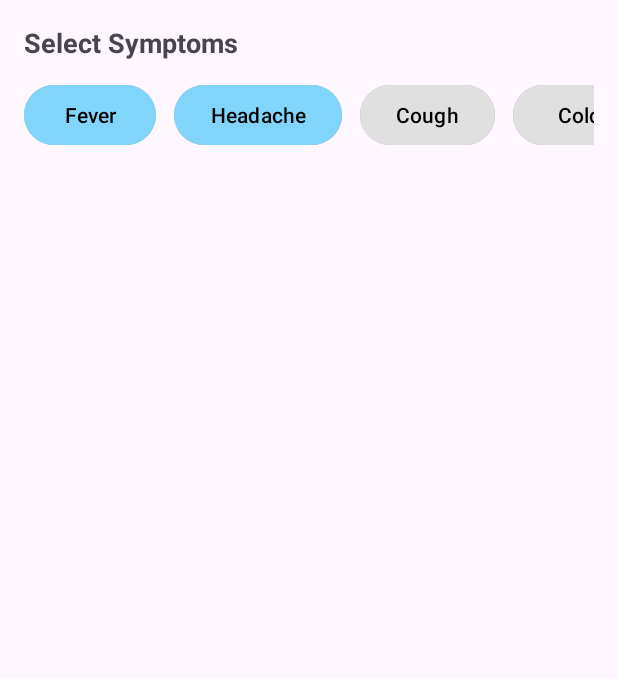
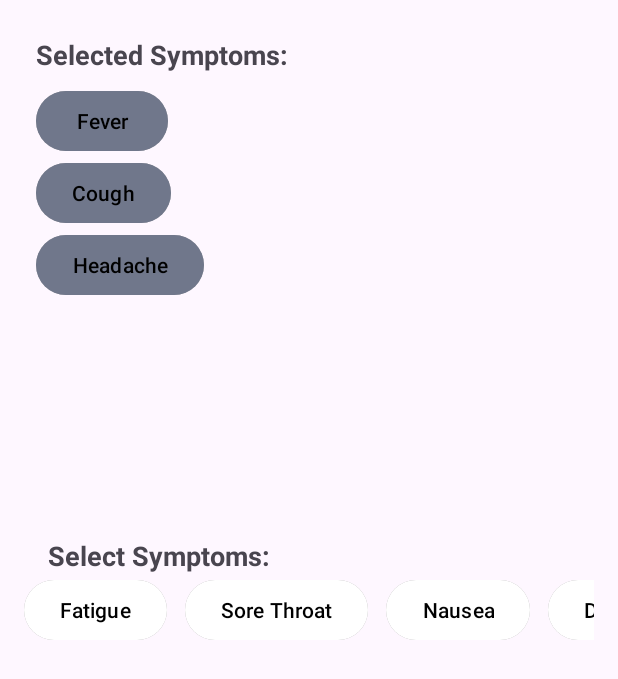
Before and after one commit to SM-Shaan/HealthPort, an Android app: the DiagnosisFragment screen opened through its navigation route, after a tap on "Headache", on a phone screen of 412 x 824 dp. Shown: the top 679 px of the screen. Run offline under Robolectric (Android 15) with nearby library versions, the phone set to English and light mode, and no system bars; 2 other taps on this screen came first.

Commit message:
added two recycler views to add and remove symptoms

```diff
--- a/app/src/main/java/com/shawonshagor0/healthport/DiagnosisFragment.kt
+++ b/app/src/main/java/com/shawonshagor0/healthport/DiagnosisFragment.kt
@@ -4,9 +4,10 @@ import android.os.Bundle
 import android.view.LayoutInflater
 import android.view.View
 import android.view.ViewGroup
-import android.widget.Toast
 import androidx.fragment.app.Fragment
 import androidx.recyclerview.widget.LinearLayoutManager
+import com.shawonshagor0.healthport.adapter.SymptomAdapter
+import com.shawonshagor0.healthport.data.SymptomData
 import com.shawonshagor0.healthport.databinding.FragmentDiagnosisBinding
 import com.shawonshagor0.healthport.model.Symptom
 
@@ -15,38 +16,52 @@ class DiagnosisFragment : Fragment() {
     private var _binding: FragmentDiagnosisBinding? = null
     private val binding get() = _binding!!
 
-    private lateinit var adapter: SymptomAdapter
-    private val symptoms = mutableListOf(
-        Symptom("Fever"),
-        Symptom("Headache"),
-        Symptom("Cough"),
-        Symptom("Cold"),
-        Symptom("Fatigue"),
-        Symptom("Sore Throat"),
-        Symptom("Nausea"),
-        Symptom("Body Ache"),
-        Symptom("Dizziness"),
-        Symptom("Vomiting")
-    )
+    private lateinit var availableAdapter: SymptomAdapter
+    private lateinit var selectedAdapter: SymptomAdapter
+
+    private var allSymptoms = SymptomData.initialSymptoms.toMutableList()
+    private var selectedSymptoms = mutableListOf<Symptom>()
 
     override fun onCreateView(
-        inflater: LayoutInflater, container: ViewGroup?, savedInstanceState: Bundle?
+        inflater: LayoutInflater, container: ViewGroup?,
+        savedInstanceState: Bundle?
     ): View {
         _binding = FragmentDiagnosisBinding.inflate(inflater, container, false)
 
-        setupRecyclerView()
+        // Setup Adapters
+        availableAdapter = SymptomAdapter(getEnabledSymptoms()) { onSymptomClick(it) }
+        selectedAdapter = SymptomAdapter(selectedSymptoms) { onSelectedSymptomClick(it) }
+
+        binding.rvSelectSymptoms.layoutManager =
+            LinearLayoutManager(requireContext(), LinearLayoutManager.HORIZONTAL, false)
+        binding.rvSelectSymptoms.adapter = availableAdapter
+
+        binding.rvSelectedSymptoms.layoutManager =
+            LinearLayoutManager(requireContext(), LinearLayoutManager.VERTICAL, false)
+        binding.rvSelectedSymptoms.adapter = selectedAdapter
+
         return binding.root
     }
 
-    private fun setupRecyclerView() {
-        adapter = SymptomAdapter(symptoms) { symptom ->
-            Toast.makeText(requireContext(), "${symptom.name} ${if (symptom.isSelected) "selected" else "deselected"}", Toast.LENGTH_SHORT).show()
-        }
+    private fun onSymptomClick(symptom: Symptom) {
+        symptom.isSelected = true
+        selectedSymptoms.add(symptom)
+        updateLists()
+    }
 
-        binding.symptomRecyclerView.apply {
-            layoutManager = LinearLayoutManager(requireContext(), LinearLayoutManager.HORIZONTAL, false)
-            adapter = this@DiagnosisFragment.adapter
-        }
+    private fun onSelectedSymptomClick(symptom: Symptom) {
+        symptom.isSelected = false
+        selectedSymptoms.remove(symptom)
+        updateLists()
+    }
+
+    private fun updateLists() {
+        availableAdapter.updateSymptoms(getEnabledSymptoms())
+        selectedAdapter.updateSymptoms(selectedSymptoms)
+    }
+
+    private fun getEnabledSymptoms(): List<Symptom> {
+        return allSymptoms.filter { it.isEnabled && !it.isSelected }
     }
 
     override fun onDestroyView() {
--- a/app/src/main/java/com/shawonshagor0/healthport/SymptomAdapter.kt
+++ /dev/null
@@ -1,76 +0,0 @@
-//package com.shawonshagor0.healthport
-//
-//import android.view.LayoutInflater
-//import android.view.ViewGroup
-//import android.widget.Toast
-//import androidx.recyclerview.widget.RecyclerView
-//import com.shawonshagor0.healthport.databinding.ItemSymptomBinding
-//
-//class SymptomAdapter(
-//    private val symptoms: List<String>
-//) : RecyclerView.Adapter<SymptomAdapter.SymptomViewHolder>() {
-//
-//    inner class SymptomViewHolder(val binding: ItemSymptomBinding) :
-//        RecyclerView.ViewHolder(binding.root)
-//
-//    override fun onCreateViewHolder(parent: ViewGroup, viewType: Int): SymptomViewHolder {
-//        val binding = ItemSymptomBinding.inflate(LayoutInflater.from(parent.context), parent, false)
-//        return SymptomViewHolder(binding)
-//    }
-//
-//    override fun onBindViewHolder(holder: SymptomViewHolder, position: Int) {
-//        val symptom = symptoms[position]
-//        holder.binding.symptomButton.text = symptom
-//
-//        holder.binding.symptomButton.setOnClickListener {
-//            Toast.makeText(holder.itemView.context, "Clicked: $symptom", Toast.LENGTH_SHORT).show()
-//        }
-//    }
-//
-//    override fun getItemCount() = symptoms.size
-//}
-//
-//
-
-package com.shawonshagor0.healthport
-
-import android.graphics.Color
-import android.view.LayoutInflater
-import android.view.ViewGroup
-import androidx.recyclerview.widget.RecyclerView
-import com.shawonshagor0.healthport.databinding.ItemSymptomBinding
-import com.shawonshagor0.healthport.model.Symptom
-
-class SymptomAdapter(
-    private val symptoms: MutableList<Symptom>,
-    private val onSymptomClick: (Symptom) -> Unit
-) : RecyclerView.Adapter<SymptomAdapter.SymptomViewHolder>() {
-
-    inner class SymptomViewHolder(val binding: ItemSymptomBinding) :
-        RecyclerView.ViewHolder(binding.root)
-
-    override fun onCreateViewHolder(parent: ViewGroup, viewType: Int): SymptomViewHolder {
-        val binding = ItemSymptomBinding.inflate(LayoutInflater.from(parent.context), parent, false)
-        return SymptomViewHolder(binding)
-    }
-
-    override fun onBindViewHolder(holder: SymptomViewHolder, position: Int) {
-        val symptom = symptoms[position]
-        holder.binding.symptomButton.text = symptom.name
-
-        // Change button color based on selection
-        if (symptom.isSelected) {
-            holder.binding.symptomButton.setBackgroundColor(Color.parseColor("#81D4FA")) // light blue
-        } else {
-            holder.binding.symptomButton.setBackgroundColor(Color.parseColor("#E0E0E0")) // gray
-        }
-
-        holder.binding.symptomButton.setOnClickListener {
-            symptom.isSelected = !symptom.isSelected
-            notifyItemChanged(position)
-            onSymptomClick(symptom)
-        }
-    }
-
-    override fun getItemCount() = symptoms.size
-}
--- /dev/null
+++ b/app/src/main/java/com/shawonshagor0/healthport/adapter/SymptomAdapter.kt
@@ -0,0 +1,51 @@
+package com.shawonshagor0.healthport.adapter
+
+import android.view.LayoutInflater
+import android.view.ViewGroup
+import androidx.core.content.ContextCompat
+import androidx.recyclerview.widget.RecyclerView
+import com.shawonshagor0.healthport.R
+import com.shawonshagor0.healthport.databinding.ItemSymptomBinding
+import com.shawonshagor0.healthport.model.Symptom
+
+class SymptomAdapter(
+    private var symptoms: List<Symptom>,
+    private val onSymptomClick: (Symptom) -> Unit
+) : RecyclerView.Adapter<SymptomAdapter.SymptomViewHolder>() {
+
+    inner class SymptomViewHolder(private val binding: ItemSymptomBinding) :
+        RecyclerView.ViewHolder(binding.root) {
+        fun bind(symptom: Symptom) {
+            binding.btnSymptom.text = symptom.name
+            val context = binding.root.context
+
+            val bgColor = if (symptom.isSelected)
+                ContextCompat.getColor(context, com.google.android.material.R.color.material_dynamic_secondary50)
+            else
+                ContextCompat.getColor(context, R.color.white)
+
+            binding.btnSymptom.setBackgroundColor(bgColor)
+
+            binding.btnSymptom.isEnabled = symptom.isEnabled
+            binding.btnSymptom.setOnClickListener {
+                if (symptom.isEnabled) onSymptomClick(symptom)
+            }
+        }
+    }
+
+    override fun onCreateViewHolder(parent: ViewGroup, viewType: Int): SymptomViewHolder {
+        val binding = ItemSymptomBinding.inflate(LayoutInflater.from(parent.context), parent, false)
+        return SymptomViewHolder(binding)
+    }
+
+    override fun onBindViewHolder(holder: SymptomViewHolder, position: Int) {
+        holder.bind(symptoms[position])
+    }
+
+    override fun getItemCount(): Int = symptoms.size
+
+    fun updateSymptoms(newSymptoms: List<Symptom>) {
+        symptoms = newSymptoms
+        notifyDataSetChanged()
+    }
+}
--- /dev/null
+++ b/app/src/main/java/com/shawonshagor0/healthport/data/SymptomData.kt
@@ -0,0 +1,32 @@
+package com.shawonshagor0.healthport.data
+
+import com.shawonshagor0.healthport.model.Symptom
+
+object SymptomData {
+
+    val initialSymptoms = listOf(
+        Symptom("Fever", false, true),
+        Symptom("Cough", false, true),
+        Symptom("Headache", false, true),
+        Symptom("Fatigue", false, true),
+        Symptom("Sore Throat", false, true),
+        Symptom("Nausea", false, true),
+        Symptom("Dizziness", false, true),
+        Symptom("Vomiting", false, false),
+        Symptom("Body Ache", false, false),
+        Symptom("Cold", false, false),
+        Symptom("Shortness of Breath", false, false),
+        Symptom("Blurred Vision", false, false),
+        Symptom("Chest Pain", false, false),
+        Symptom("Muscle Pain", false, false),
+        Symptom("Joint Pain", false, false),
+        Symptom("Back Pain", false, false),
+    )
+    fun getEnabledSymptoms(): List<Symptom> {
+        return initialSymptoms.filter { it.isEnabled }
+    }
+    fun getSelectedSymptoms(): List<Symptom> {
+        return initialSymptoms.filter { it.isSelected }
+    }
+
+}
--- a/app/src/main/java/com/shawonshagor0/healthport/Symptom.kt
+++ b/app/src/main/java/com/shawonshagor0/healthport/model/Symptom.kt
@@ -2,5 +2,6 @@ package com.shawonshagor0.healthport.model
 
 data class Symptom(
     val name: String,
-    var isSelected: Boolean = false
+    var isSelected: Boolean = false,
+    var isEnabled: Boolean = false
 )
--- a/app/src/main/res/layout/fragment_diagnosis.xml
+++ b/app/src/main/res/layout/fragment_diagnosis.xml
@@ -1,5 +1,6 @@
 <?xml version="1.0" encoding="utf-8"?>
-<LinearLayout xmlns:android="http://schemas.android.com/apk/res/android"
+<androidx.constraintlayout.widget.ConstraintLayout xmlns:android="http://schemas.android.com/apk/res/android"
+    xmlns:app="http://schemas.android.com/apk/res-auto"
     xmlns:tools="http://schemas.android.com/tools"
     android:layout_width="match_parent"
     android:layout_height="match_parent"
@@ -8,19 +9,53 @@
     tools:context=".HomeFragment">
 
     <TextView
-        android:id="@+id/titleText"
+        android:id="@+id/tvSelectedSymptoms"
         android:layout_width="wrap_content"
         android:layout_height="wrap_content"
-        android:text="Select Symptoms"
+        android:text="Selected Symptoms:"
         android:textSize="18sp"
+        android:layout_marginTop="16dp"
         android:textStyle="bold"
-        android:layout_marginBottom="12dp" />
+        android:layout_margin="8dp"
+        app:layout_constraintStart_toStartOf="parent"
+        app:layout_constraintTop_toTopOf="parent" />
 
     <androidx.recyclerview.widget.RecyclerView
-        android:id="@+id/symptomRecyclerView"
+        android:id="@+id/rv_selected_symptoms"
         android:layout_width="match_parent"
         android:layout_height="wrap_content"
         android:overScrollMode="never"
-        android:scrollbars="none" />
+        android:scrollbars="none"
+        android:layout_margin="8dp"
+        app:layout_constraintStart_toStartOf="parent"
+        app:layout_constraintTop_toBottomOf="@+id/tvSelectedSymptoms"
+         />
 
-</LinearLayout>
+    <TextView
+        android:id="@+id/tvSelectSymptoms"
+        android:layout_width="wrap_content"
+        android:layout_height="wrap_content"
+        android:text="Select Symptoms:"
+        android:textSize="18sp"
+        android:textStyle="bold"
+        android:layout_margin="16dp"
+        app:layout_constraintStart_toStartOf="parent"
+        app:layout_constraintTop_toTopOf="@+id/guideline" />
+
+    <androidx.recyclerview.widget.RecyclerView
+        android:id="@+id/rv_select_symptoms"
+        android:layout_width="match_parent"
+        android:layout_height="wrap_content"
+        android:overScrollMode="never"
+        android:scrollbars="none"
+        app:layout_constraintTop_toBottomOf="@+id/tvSelectSymptoms"
+        tools:layout_editor_absoluteX="16dp" />
+
+    <androidx.constraintlayout.widget.Guideline
+        android:id="@+id/guideline"
+        android:layout_width="wrap_content"
+        android:layout_height="wrap_content"
+        android:orientation="horizontal"
+        app:layout_constraintGuide_begin="326dp" />
+
+</androidx.constraintlayout.widget.ConstraintLayout>
--- a/app/src/main/res/layout/item_symptom.xml
+++ b/app/src/main/res/layout/item_symptom.xml
@@ -6,7 +6,7 @@
     android:layout_marginEnd="12dp">
 
     <Button
-        android:id="@+id/symptomButton"
+        android:id="@+id/btnSymptom"
         android:layout_width="wrap_content"
         android:layout_height="wrap_content"
         android:paddingLeft="24dp"
```
